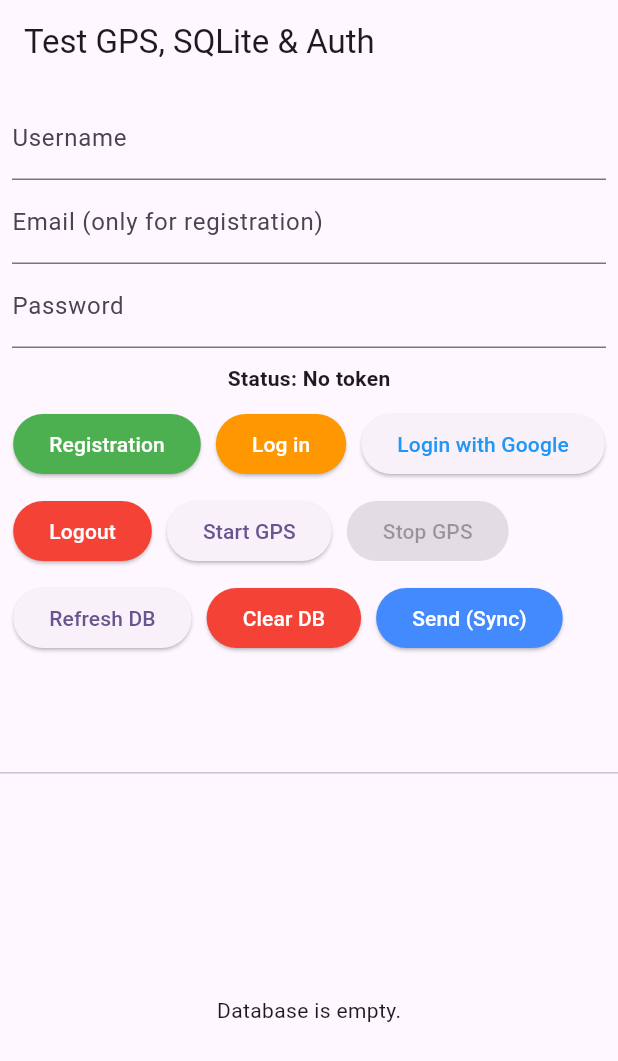
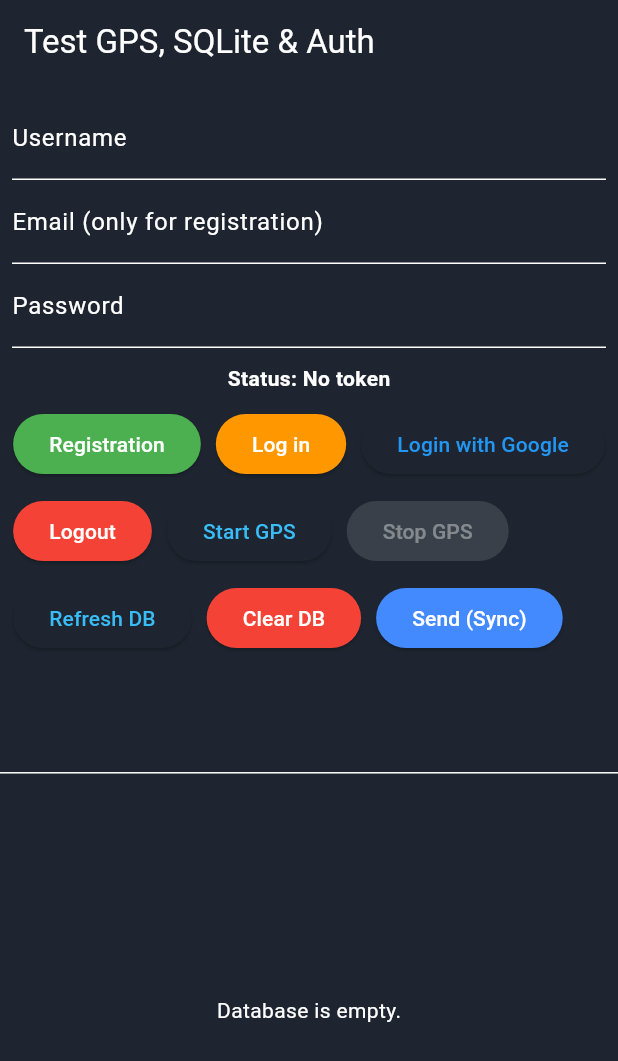
Before and after one commit to inzynierka-globetrottr/Globetrottr, a Flutter app: the screen it shows after launch, on a phone screen of 412 x 824 dp. Shown: the top 1061 px of the screen. Run offline on Flutter 3.47's test engine with Material 3 defaults, Android fonts, the light colour scheme and no system bars; our stand-ins replace flutter_dotenv, flutter_secure_storage, geolocator, google_sign_in, permission_handler, sqflite; accounts and stored records are empty; Roboto replaces fonts that are missing (SF Pro Display).

Commit message:
added theme to app and added more files to .gitignore

```diff
--- a/globetrottr_front/lib/main.dart
+++ b/globetrottr_front/lib/main.dart
@@ -1,6 +1,7 @@
 import 'package:flutter/material.dart';
 import 'backend_debug/debug_screen.dart';
 import 'package:flutter_dotenv/flutter_dotenv.dart';
+import 'core/theme/app_theme.dart';
 
 Future<void> main() async {
   WidgetsFlutterBinding.ensureInitialized();
@@ -14,10 +15,8 @@ class MyApp extends StatelessWidget {
   @override
   Widget build(BuildContext context) {
     return MaterialApp(
-      title: 'Flutter Demo',
-      theme: ThemeData(
-        colorScheme: .fromSeed(seedColor: Colors.deepPurple),
-      ),
+      title: 'Globetrottr',
+      theme: AppTheme.dark,
       home: DebugScreen(),
     );
   }
```
Also changed, not shown: globetrottr_front/pubspec.yaml (+5 -5 lines), globetrottr_front/pubspec.lock, 2 other files.
